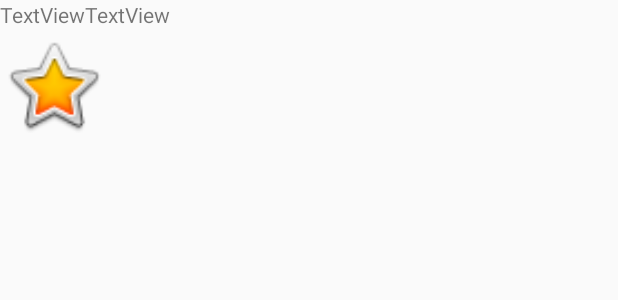
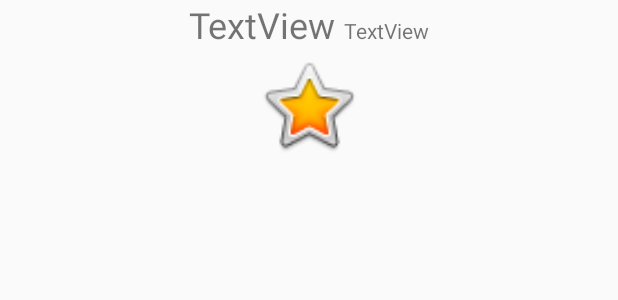
Before and after one commit to shsewonitw/yeojeong_android, an Android app: the layout cityinfo_item_view.xml on its own in the app's theme, with its tools: preview values and no code run, on a phone screen of 412 x 824 dp. Shown: the top 300 px of the screen. Run offline under Robolectric (Android 15) with nearby library versions, the phone set to English and light mode, and no system bars.

Commit message:
recycler view

```diff
--- a/app/build.gradle
+++ b/app/build.gradle
@@ -32,5 +32,5 @@ dependencies {
     implementation 'com.github.bumptech.glide:glide:4.9.0'
     implementation group: 'com.kakao.sdk', name: 'usermgmt', version: '1.14.0'
     implementation group: 'com.kakao.sdk', name: 'kakaolink', version: '1.14.0'
-
+    implementation 'com.beardedhen:androidbootstrap:2.3.2'
 }
--- a/app/src/main/java/com/tje/yeojunglogin/Login_dialog.java
+++ b/app/src/main/java/com/tje/yeojunglogin/Login_dialog.java
@@ -34,7 +34,7 @@ import java.util.Map;
 
 public class Login_dialog extends AppCompatActivity {
     private static final String HOST_NETWORK_PROTOCOL = "http://";
-    private static final String HOST_ADDRESS = "192.168.0.87:8080";
+    private static final String HOST_ADDRESS = "192.168.0.224:8080";
     private static final String HOST__APP_NAME = "/yeojeong";
 
     EditText edit_login_id;
--- a/app/src/main/res/drawable/splash_image.xml
+++ b/app/src/main/res/drawable/splash_image.xml
@@ -13,7 +13,7 @@
 
             android:gravity="center"
 
-            android:src="@drawable/splash_background"/>
+            android:src="@drawable/sky4"/>
 
     </item>
 
--- a/app/src/main/res/layout/cityinfo_item_view.xml
+++ b/app/src/main/res/layout/cityinfo_item_view.xml
@@ -3,6 +3,9 @@
     xmlns:app="http://schemas.android.com/apk/res-auto"
     android:layout_width="match_parent"
     android:layout_height="wrap_content"
+    android:layout_marginBottom="40dp"
+    android:baselineAligned="true"
+    android:gravity="center"
     android:orientation="vertical">
 
     <LinearLayout
@@ -15,12 +18,14 @@
             android:layout_width="wrap_content"
             android:layout_height="wrap_content"
             android:layout_weight="1"
-            android:text="TextView" />
+            android:text="TextView"
+            android:textSize="24sp" />
 
         <TextView
             android:id="@+id/tv_cityinfo_city"
             android:layout_width="wrap_content"
             android:layout_height="wrap_content"
+            android:layout_marginLeft="5dp"
             android:layout_weight="1"
             android:text="TextView" />
     </LinearLayout>
@@ -30,4 +35,5 @@
         android:layout_width="71dp"
         android:layout_height="75dp"
         app:srcCompat="@android:drawable/btn_star_big_on" />
+
 </LinearLayout>
```
Also changed, not shown: app/src/main/java/com/tje/yeojunglogin/Cityinfo_adapter.java (+51 -1 lines), app/src/main/java/com/tje/yeojunglogin/fragment/FragCityInfo.java (+27 -6 lines), app/src/main/res/drawable/sky.jpg (added), app/src/main/res/drawable/sky2.png (added), app/src/main/res/drawable/sky3.png (added), app/src/main/res/drawable/sky4.png (added).
